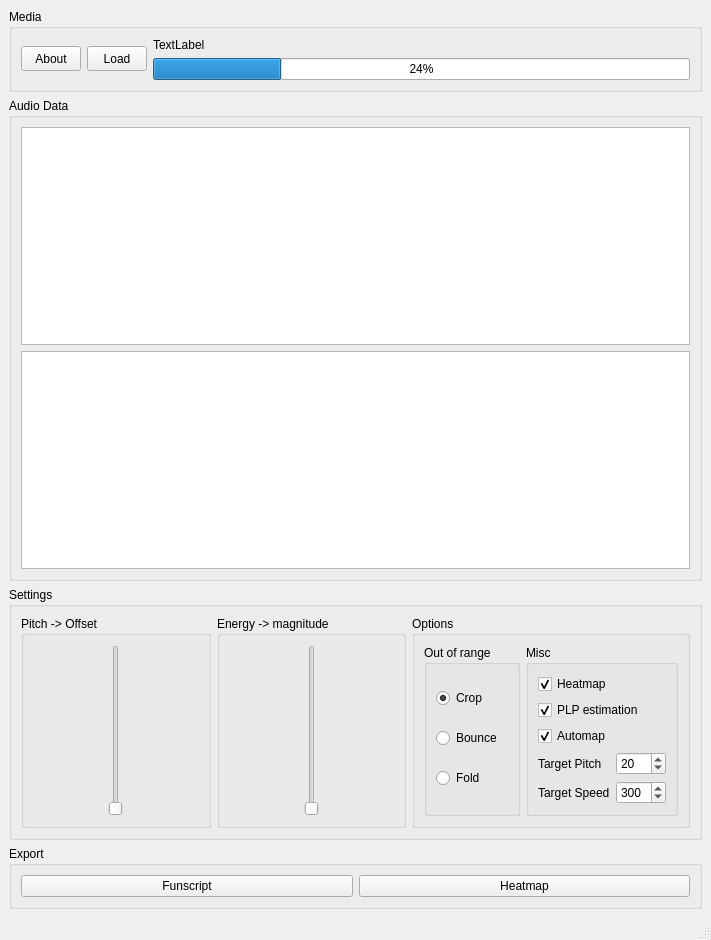
First picture: the form in dancerUI.ui, repository NodudeWasTaken/PythonDancer, before the edit.
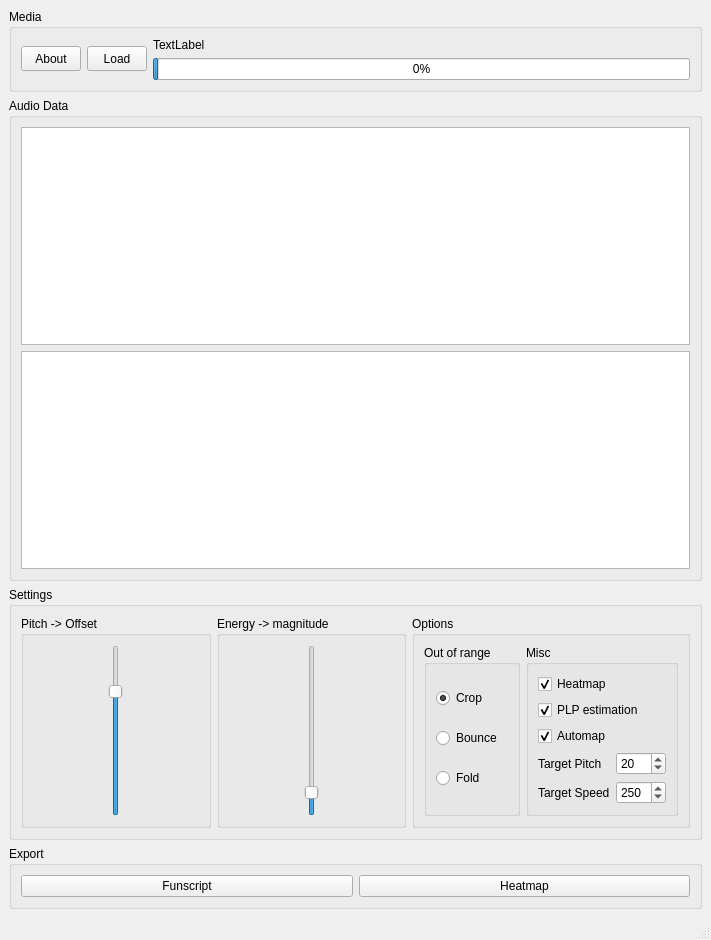
Second picture: the form after the edit.

```diff
--- a/dancerUI.ui
+++ b/dancerUI.ui
@@ -68,8 +68,11 @@
              </item>
              <item>
               <widget class="QProgressBar" name="progressBar">
+               <property name="minimum">
+                <number>-1</number>
+               </property>
                <property name="value">
-                <number>24</number>
+                <number>0</number>
                </property>
               </widget>
              </item>
@@ -147,6 +150,15 @@
              <layout class="QHBoxLayout" name="horizontalLayout_5">
               <item>
                <widget class="QSlider" name="pitchSlider">
+                <property name="minimum">
+                 <number>-200</number>
+                </property>
+                <property name="maximum">
+                 <number>200</number>
+                </property>
+                <property name="value">
+                 <number>100</number>
+                </property>
                 <property name="orientation">
                  <enum>Qt::Vertical</enum>
                 </property>
@@ -163,6 +175,12 @@
              <layout class="QHBoxLayout" name="horizontalLayout_4">
               <item>
                <widget class="QSlider" name="energySlider">
+                <property name="maximum">
+                 <number>100</number>
+                </property>
+                <property name="value">
+                 <number>10</number>
+                </property>
                 <property name="orientation">
                  <enum>Qt::Vertical</enum>
                 </property>
@@ -338,7 +356,7 @@
                     <number>500</number>
                    </property>
                    <property name="value">
-                    <number>300</number>
+                    <number>250</number>
                    </property>
                   </widget>
                  </item>
```
